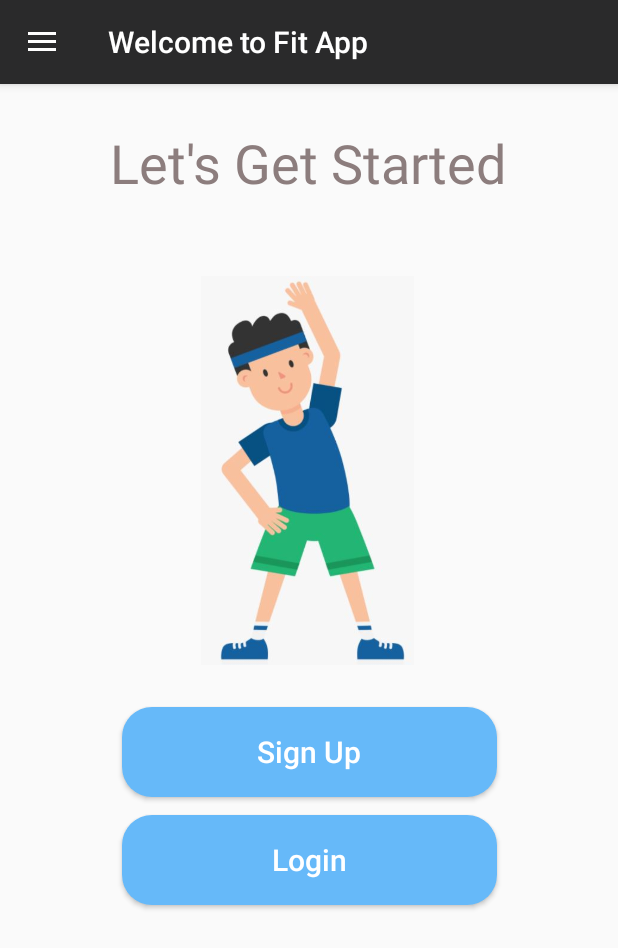
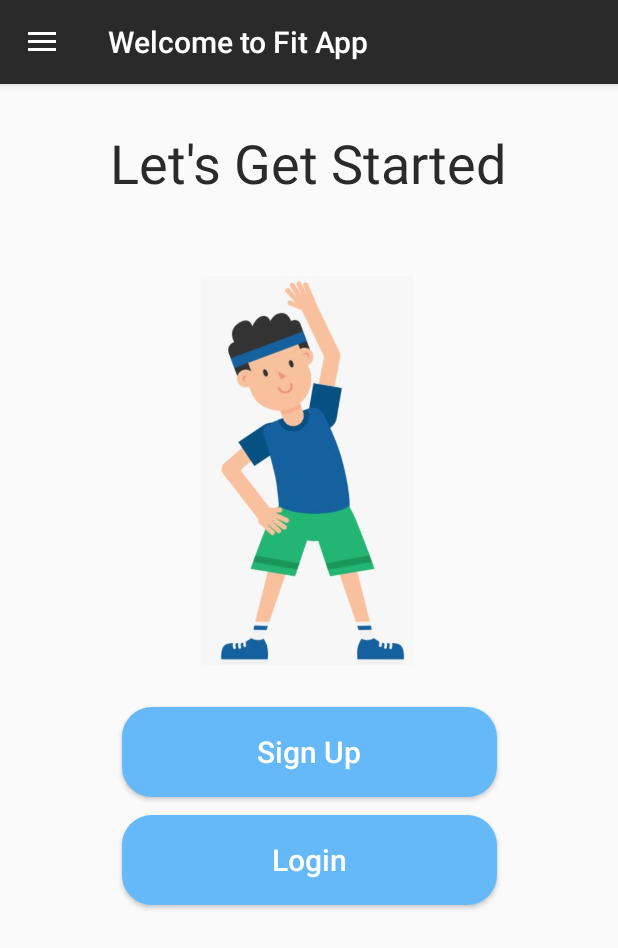
Before and after one commit to NishitAmin/Fit_App, an Android app: the screen it shows after launch (MainActivity), on a phone screen of 412 x 824 dp. Shown: the top 948 px of the screen. Run offline under Robolectric (Android 15) with nearby library versions, the phone set to English and light mode, and no system bars; our stand-ins replace data binding, navigation-ui.

```diff
--- a/app/src/main/res/layout/home_screen.xml
+++ b/app/src/main/res/layout/home_screen.xml
@@ -15,7 +15,7 @@
         android:layout_marginTop="28dp"
         android:text="Let's Get Started"
         android:textAlignment="center"
-        android:textColor="#8C7D7D"
+        android:textColor="@color/colorAccent"
         android:textSize="36sp"
         app:layout_constraintEnd_toEndOf="parent"
         app:layout_constraintHorizontal_bias="0.492"
--- a/app/src/main/res/menu/navdrawer_menu.xml
+++ b/app/src/main/res/menu/navdrawer_menu.xml
@@ -1,4 +1,2 @@
 <?xml version="1.0" encoding="utf-8"?>
-<menu xmlns:android="http://schemas.android.com/apk/res/android">
-    <item android:title="Drawer Test" />
-</menu>
+<menu xmlns:android="http://schemas.android.com/apk/res/android"/>
--- a/app/src/main/res/menu/options_menu.xml
+++ b/app/src/main/res/menu/options_menu.xml
@@ -1,5 +1,2 @@
 <?xml version="1.0" encoding="utf-8"?>
-<menu xmlns:android="http://schemas.android.com/apk/res/android">
-
-    <item android:title="Test" />
-</menu>
+<menu xmlns:android="http://schemas.android.com/apk/res/android"/>
--- a/app/src/main/res/navigation/navigation.xml
+++ b/app/src/main/res/navigation/navigation.xml
@@ -25,11 +25,11 @@
     <fragment
         android:id="@+id/bmiFragment"
         android:name="org.rohan.patel.finalprojectandroid.Fragments.BmiFragment"
-        android:label="BmiFragment" />
+        android:label="Body Mass Index" />
     <fragment
         android:id="@+id/appFragment"
         android:name="org.rohan.patel.finalprojectandroid.Fragments.AppFragment"
-        android:label="AppFragment" >
+        android:label="Home Page">
         <action
             android:id="@+id/action_appFragment_to_bmiFragment"
             app:destination="@id/bmiFragment" />
@@ -46,15 +46,15 @@
     <fragment
         android:id="@+id/analyticsFragment"
         android:name="org.rohan.patel.finalprojectandroid.Fragments.AnalyticsFragment"
-        android:label="AnalyticsFragment" />
+        android:label="Analytics Page" />
     <fragment
         android:id="@+id/addLogFragment"
         android:name="org.rohan.patel.finalprojectandroid.Fragments.AddLogFragment"
-        android:label="AddLogFragment" />
+        android:label="Add Your Log" />
     <fragment
         android:id="@+id/viewLogsFragment"
         android:name="org.rohan.patel.finalprojectandroid.Fragments.ViewLogsFragment"
-        android:label="ViewLogsFragment" />
+        android:label="View Logs" />
     <fragment
         android:id="@+id/signUpFragment"
         android:name="org.rohan.patel.finalprojectandroid.Fragments.SignUpFragment"
```
